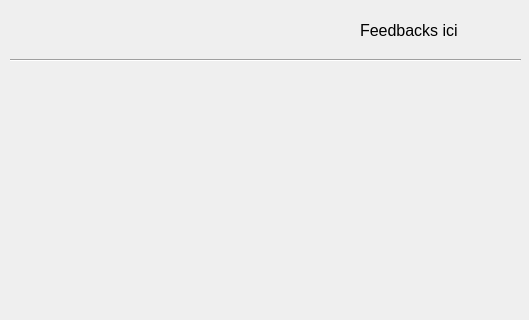
Qt form abalone/gui/MainWindow.ui (aabigham/ESI_BA2_ABALONE) before a commit; both pictures show x 0 to 529 and y 0 to 320 of the 529 by 596 pixel window.
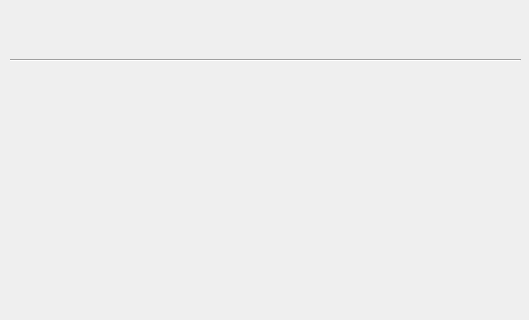
The same form after that commit.

Commit message: Add quit functionality at game over time

The edit to the form file:
```diff
--- a/abalone/gui/MainWindow.ui
+++ b/abalone/gui/MainWindow.ui
@@ -186,7 +186,7 @@
      </font>
     </property>
     <property name="text">
-     <string>Feedbacks ici </string>
+     <string/>
     </property>
    </widget>
    <widget class="Line" name="line">
```
The commit also changes 1 other file.
